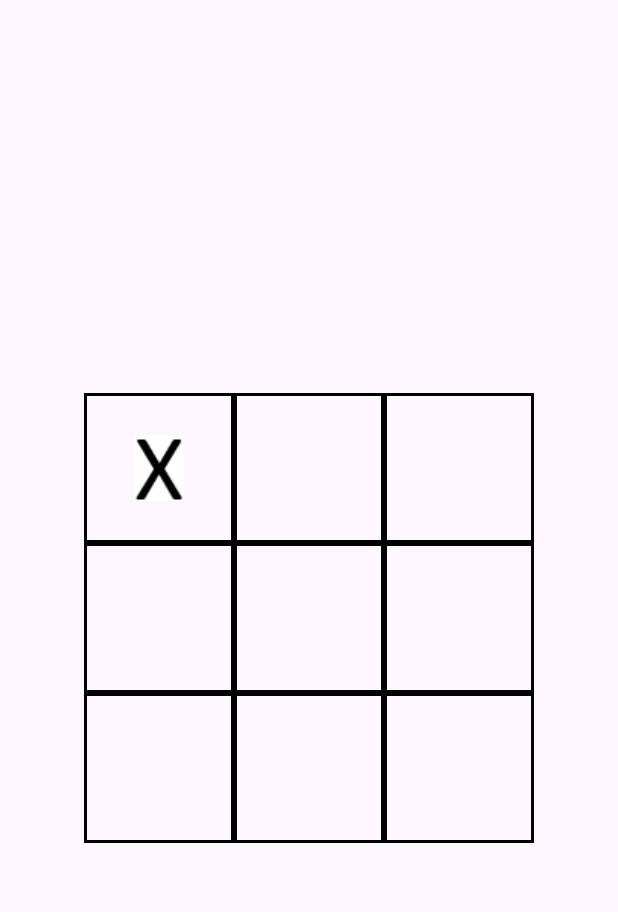
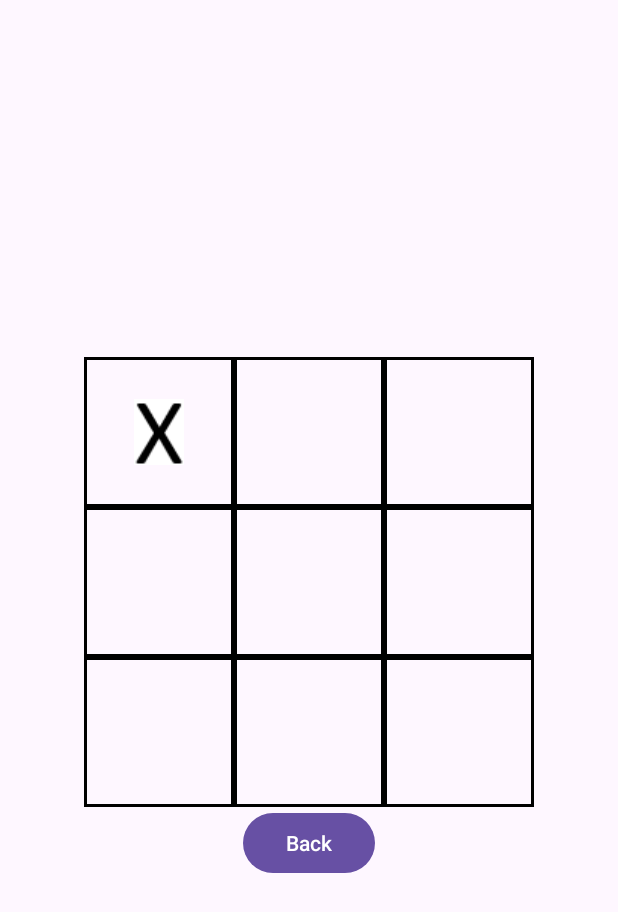
Before and after one commit to swidwicky/tictactoeGame, an Android app: the fragment GameFragment placed in its activity, after a tap on "Tic Tac Toe Square", on a phone screen of 412 x 824 dp. Shown: the top 912 px of the screen. Run offline under Robolectric (Android 15) with nearby library versions, the phone set to English and light mode, and no system bars.

Commit message:
Alot of bloody changes fuck everyone!

```diff
--- a/app/src/main/AndroidManifest.xml
+++ b/app/src/main/AndroidManifest.xml
@@ -15,6 +15,8 @@
         <!-- Define your main launcher activity -->
         <activity
             android:name=".Activities.MainActivity"
+            android:configChanges="orientation|screenSize"
+            android:label="@string/app_name"
             android:exported="true">
             <intent-filter>
                 <action android:name="android.intent.action.MAIN" />
@@ -34,7 +36,8 @@
         <!-- Example: If GameActivity is a main activity -->
         <activity
             android:name=".Activities.GameActivity"
-            android:exported="true">
+            android:exported="true"
+            android:configChanges="orientation">
             <intent-filter>
                 <action android:name="android.intent.action.MAIN" />
                 <category android:name="android.intent.category.LAUNCHER" />
--- a/app/src/main/java/com/example/tictactoegame/Fragments/CustomDialogFragment.java
+++ b/app/src/main/java/com/example/tictactoegame/Fragments/CustomDialogFragment.java
@@ -50,7 +50,8 @@ public class CustomDialogFragment extends DialogFragment {
         builder.setView(view)
                 .setPositiveButton("Close", new DialogInterface.OnClickListener() {
                     public void onClick(DialogInterface dialog, int id) {
-                        // Handle the "Close" button click if needed
+                        // Dismiss the dialog, staying on the same fragment
+                        dialog.dismiss();
                     }
                 });
 
--- a/app/src/main/java/com/example/tictactoegame/Fragments/GameFragment.java
+++ b/app/src/main/java/com/example/tictactoegame/Fragments/GameFragment.java
@@ -1,11 +1,15 @@
 package com.example.tictactoegame.Fragments;
 
+import android.content.res.Configuration;
 import android.os.Bundle;
+import android.util.Log;
 import android.view.LayoutInflater;
 import android.view.View;
 import android.view.ViewGroup;
+import android.widget.Button;
 import android.widget.Toast;
 import androidx.fragment.app.Fragment;
+import androidx.fragment.app.FragmentTransaction;
 
 import com.example.tictactoegame.R;
 import com.example.tictactoegame.TicTacToeSquare;
@@ -15,6 +19,12 @@ public class GameFragment extends Fragment {
     private TicTacToeSquare[][] buttons = new TicTacToeSquare[3][3];
     private boolean player1Turn = true; // Player 1 is X, Player 2 is O
     private int roundCount = 0;
+    private CustomDialogFragment winDialog;
+
+    public void onCreate(Bundle savedInstanceState) {
+        super.onCreate(savedInstanceState);
+        setRetainInstance(true); // Retain this fragment across configuration changes
+    }
 
     @Override
     public View onCreateView(LayoutInflater inflater, ViewGroup container, Bundle savedInstanceState) {
@@ -34,11 +44,33 @@ public class GameFragment extends Fragment {
                 });
             }
         }
-
+        // Restore game state if available
+        if (savedInstanceState != null) {
+            player1Turn = savedInstanceState.getBoolean("player1Turn");
+            roundCount = savedInstanceState.getInt("roundCount");
+            // Restore other game-related data as needed
+        }
         // Add logic for game modes (2-player and vs. AI)
-
+        // Add a back button click listener
+        Button backButton = view.findViewById(R.id.backButton);
+        backButton.setOnClickListener(new View.OnClickListener() {
+            @Override
+            public void onClick(View v) {
+                navigateToMainMenuFragment();
+            }
+        });
         return view;
     }
+
+    @Override
+    public void onSaveInstanceState(Bundle outState) {
+        super.onSaveInstanceState(outState);
+        // Save the game state to the bundle
+        outState.putBoolean("player1Turn", player1Turn);
+        outState.putInt("roundCount", roundCount);
+        // Save other game-related data as needed
+    }
+
 
     private void onButtonClick(TicTacToeSquare button) {
         if (button.isFilled()) {
@@ -56,20 +88,11 @@ public class GameFragment extends Fragment {
 
         roundCount++;
 
-        if (checkForWin()) {
-            // Player X or O has won, handle the win
-            if (player1Turn) {
-                playerWins("Player X"); // Player X wins
-            } else {
-                playerWins("Player O"); // Player O wins
-            }
-        } else if (checkForLoss()) {
-            // Player X or O has lost, handle the loss
-            if (player1Turn) {
-                playerLoses("Player X"); // Player X loses
-            } else {
-                playerLoses("Player O"); // Player O loses
-            }
+        // Check for a win after each move
+        if (checkWinCondition()) {
+            // A player has won, handle the win
+            String winningPlayer = player1Turn ? "Player 1 (X)" : "Player 2 (O)";
+            playerWins(winningPlayer);
         } else if (roundCount == 9) {
             // It's a draw
             declareDraw();
@@ -79,141 +102,44 @@ public class GameFragment extends Fragment {
         }
     }
 
-    private boolean checkForWin() {
+
+    private boolean checkWinCondition() {
         // Check rows, columns, and diagonals for a win
 
-        // Check rows
         for (int i = 0; i < 3; i++) {
-            if (buttons[i][0].isXSymbol() && buttons[i][1].isXSymbol() && buttons[i][2].isXSymbol()) {
-                // Player 1 (X) wins
-                playerWins("Player 1");
+            // Check rows
+            if (buttons[i][0].isFilled() && buttons[i][0].getSymbol() == buttons[i][1].getSymbol() && buttons[i][0].getSymbol() == buttons[i][2].getSymbol()) {
                 return true;
             }
-            if (buttons[i][0].isOSymbol() && buttons[i][1].isOSymbol() && buttons[i][2].isOSymbol()) {
-                // Player 2 (O) wins
-                playerWins("Player 2");
-                return true;
-            }
-        }
-
-        // Check columns
-        for (int i = 0; i < 3; i++) {
-            if (buttons[0][i].isXSymbol() && buttons[1][i].isXSymbol() && buttons[2][i].isXSymbol()) {
-                // Player 1 (X) wins
-                playerWins("Player 1");
-                return true;
-            }
-            if (buttons[0][i].isOSymbol() && buttons[1][i].isOSymbol() && buttons[2][i].isOSymbol()) {
-                // Player 2 (O) wins
-                playerWins("Player 2");
+            // Check columns
+            if (buttons[0][i].isFilled() && buttons[0][i].getSymbol() == buttons[1][i].getSymbol() && buttons[0][i].getSymbol() == buttons[2][i].getSymbol()) {
                 return true;
             }
         }
 
         // Check diagonals
-        if (buttons[0][0].isXSymbol() && buttons[1][1].isXSymbol() && buttons[2][2].isXSymbol()) {
-            // Player 1 (X) wins
-            playerWins("Player 1");
+        if (buttons[0][0].isFilled() && buttons[0][0].getSymbol() == buttons[1][1].getSymbol() && buttons[0][0].getSymbol() == buttons[2][2].getSymbol()) {
             return true;
         }
-        if (buttons[0][2].isXSymbol() && buttons[1][1].isXSymbol() && buttons[2][0].isXSymbol()) {
-            // Player 1 (X) wins
-            playerWins("Player 1");
-            return true;
-        }
-        if (buttons[0][0].isOSymbol() && buttons[1][1].isOSymbol() && buttons[2][2].isOSymbol()) {
-            // Player 2 (O) wins
-            playerWins("Player 2");
-            return true;
-        }
-        if (buttons[0][2].isOSymbol() && buttons[1][1].isOSymbol() && buttons[2][0].isOSymbol()) {
-            // Player 2 (O) wins
-            playerWins("Player 2");
-            return true;
-        }
-
-        // Check for a draw
-        if (roundCount == 9) {
-            declareDraw();
+        if (buttons[0][2].isFilled() && buttons[0][2].getSymbol() == buttons[1][1].getSymbol() && buttons[0][2].getSymbol() == buttons[2][0].getSymbol()) {
             return true;
         }
 
         return false; // No winner yet
     }
 
-    private boolean checkForLoss() {
-        // Check rows
-        for (int i = 0; i < 3; i++) {
-            if (buttons[i][0].isXSymbol() && buttons[i][1].isXSymbol() && buttons[i][2].isXSymbol()) {
-                // Player 1 (X) loses
-                playerLoses("Player 1");
-                return true;
-            }
-            if (buttons[i][0].isOSymbol() && buttons[i][1].isOSymbol() && buttons[i][2].isOSymbol()) {
-                // Player 2 (O) loses
-                playerLoses("Player 2");
-                return true;
-            }
-        }
 
-        // Check columns
-        for (int i = 0; i < 3; i++) {
-            if (buttons[0][i].isXSymbol() && buttons[1][i].isXSymbol() && buttons[2][i].isXSymbol()) {
-                // Player 1 (X) loses
-                playerLoses("Player 1");
-                return true;
-            }
-            if (buttons[0][i].isOSymbol() && buttons[1][i].isOSymbol() && buttons[2][i].isOSymbol()) {
-                // Player 2 (O) loses
-                playerLoses("Player 2");
-                return true;
-            }
-        }
-
-        // Check diagonals
-        if (buttons[0][0].isXSymbol() && buttons[1][1].isXSymbol() && buttons[2][2].isXSymbol()) {
-            // Player 1 (X) loses
-            playerLoses("Player 1");
-            return true;
-        }
-        if (buttons[0][2].isXSymbol() && buttons[1][1].isXSymbol() && buttons[2][0].isXSymbol()) {
-            // Player 1 (X) loses
-            playerLoses("Player 1");
-            return true;
-        }
-        if (buttons[0][0].isOSymbol() && buttons[1][1].isOSymbol() && buttons[2][2].isOSymbol()) {
-            // Player 2 (O) loses
-            playerLoses("Player 2");
-            return true;
-        }
-        if (buttons[0][2].isOSymbol() && buttons[1][1].isOSymbol() && buttons[2][0].isOSymbol()) {
-            // Player 2 (O) loses
-            playerLoses("Player 2");
-            return true;
-        }
-
-        return false; // No loss yet
+    private void declareDraw() {
+        String drawMessage = "It's a Draw!";
+        CustomDialogFragment drawDialog = CustomDialogFragment.newInstance("DRAW", drawMessage);
+        drawDialog.show(getFragmentManager(), "draw_dialog");
+        resetGame();
     }
-
 
     private void playerWins(String player) {
         String winMessage = player + " Wins!";
         CustomDialogFragment winDialog = CustomDialogFragment.newInstance("WON", winMessage);
         winDialog.show(getFragmentManager(), "win_dialog");
-        resetGame();
-    }
-
-    private void playerLoses(String player) {
-        String loseMessage = player + " Loses!";
-        CustomDialogFragment loseDialog = CustomDialogFragment.newInstance("LOST", loseMessage);
-        loseDialog.show(getFragmentManager(), "lose_dialog");
-        resetGame();
-    }
-
-    private void declareDraw() {
-        String drawMessage = "It's a Draw!";
-        CustomDialogFragment drawDialog = CustomDialogFragment.newInstance("DRAW", drawMessage);
-        drawDialog.show(getFragmentManager(), "draw_dialog");
         resetGame();
     }
 
@@ -229,4 +155,45 @@ public class GameFragment extends Fragment {
             }
         }
     }
+
+    private void navigateToMainMenuFragment() {
+        MainMenuFragment mainMenuFragment = new MainMenuFragment();
+        FragmentTransaction transaction = requireActivity().getSupportFragmentManager().beginTransaction();
+        transaction.replace(R.id.fragment_container, mainMenuFragment);
+        transaction.addToBackStack(null); // Optional: Add the transaction to the back stack
+        transaction.commit();
+    }
+
+    @Override
+    public void onConfigurationChanged(Configuration newConfig) {
+        super.onConfigurationChanged(newConfig);
+
+        // Check if the orientation has changed
+        if (newConfig.orientation == Configuration.ORIENTATION_LANDSCAPE) {
+            // Handle landscape orientation
+            // For example, update UI elements or perform actions specific to landscape mode
+        } else if (newConfig.orientation == Configuration.ORIENTATION_PORTRAIT) {
+            // Handle portrait orientation
+            // For example, update UI elements or perform actions specific to portrait mode
+        }
+
+        // Retain the current fragment without navigating back to the main menu
+        // You can use FragmentTransaction to reattach the current fragment
+        FragmentTransaction transaction = requireActivity().getSupportFragmentManager().beginTransaction();
+        transaction.attach(this);
+        transaction.commit();
+
+        // Adjust text size and button size based on the orientation
+        Button backButton = requireView().findViewById(R.id.backButton);
+        float textSizeInSp = (newConfig.orientation == Configuration.ORIENTATION_LANDSCAPE) ? 8 : 20; // Adjust text size as needed
+        backButton.setTextSize(textSizeInSp);
+
+        // Update button's layout parameters to maintain its size
+        ViewGroup.LayoutParams params = backButton.getLayoutParams();
+        params.width = ViewGroup.LayoutParams.WRAP_CONTENT;
+        params.height = ViewGroup.LayoutParams.WRAP_CONTENT;
+        backButton.setLayoutParams(params);
+    }
+
+
 }
--- a/app/src/main/java/com/example/tictactoegame/TicTacToeSquare.java
+++ b/app/src/main/java/com/example/tictactoegame/TicTacToeSquare.java
@@ -13,6 +13,13 @@ public class TicTacToeSquare extends View {
     private Bitmap oBitmap;
     private boolean isXSymbol = false;
     private boolean isOSymbol = false;
+
+    // Define an enum to represent the symbol
+    public enum Symbol {
+        NONE,
+        X,
+        O
+    }
 
     public TicTacToeSquare(Context context) {
         super(context);
@@ -71,6 +78,17 @@ public class TicTacToeSquare extends View {
         invalidate(); // Redraw the view when the symbol is cleared
     }
 
+    // New method to get the symbol
+    public Symbol getSymbol() {
+        if (isXSymbol) {
+            return Symbol.X;
+        } else if (isOSymbol) {
+            return Symbol.O;
+        } else {
+            return Symbol.NONE;
+        }
+    }
+
     @Override
     protected void onDraw(Canvas canvas) {
         super.onDraw(canvas);
@@ -95,6 +113,4 @@ public class TicTacToeSquare extends View {
             }
         }
     }
-
-
 }
--- a/app/src/main/res/layout/fragment_game.xml
+++ b/app/src/main/res/layout/fragment_game.xml
@@ -1,143 +1,157 @@
 <?xml version="1.0" encoding="utf-8"?>
-<FrameLayout xmlns:android="http://schemas.android.com/apk/res/android"
+<androidx.constraintlayout.widget.ConstraintLayout
+    xmlns:android="http://schemas.android.com/apk/res/android"
     xmlns:app="http://schemas.android.com/apk/res-auto"
     xmlns:tools="http://schemas.android.com/tools"
     android:layout_width="match_parent"
     android:layout_height="match_parent"
     tools:context=".Fragments.GameFragment">
 
+    <!-- Centered LinearLayout for game elements -->
     <LinearLayout
-        android:layout_width="match_parent"
-        android:layout_height="match_parent"
+        android:id="@+id/gameContainer"
+        android:layout_width="0dp"
+        android:layout_height="0dp"
         android:gravity="center"
-        android:orientation="vertical">
+        android:orientation="vertical"
+        app:layout_constraintBottom_toBottomOf="parent"
+        app:layout_constraintEnd_toEndOf="parent"
+        app:layout_constraintStart_toStartOf="parent"
+        app:layout_constraintTop_toTopOf="parent">
 
+        <!-- Centered GridLayout for Tic Tac Toe cells -->
         <GridLayout
             android:id="@+id/ticTacToeBoard"
             android:layout_width="wrap_content"
             android:layout_height="wrap_content"
+            android:layout_gravity="center"
             android:rowCount="3"
             android:columnCount="3"
             android:background="@color/Transparent">
-
 
             <!-- Cell 00 -->
             <com.example.tictactoegame.TicTacToeSquare
                 android:id="@+id/square_00"
                 android:layout_width="100dp"
                 android:layout_height="100dp"
-                android:layout_weight="1"
                 android:clickable="true"
                 android:focusable="true"
+                android:contentDescription="Tic Tac Toe Square"
+                android:background="@drawable/grid_divider"
                 android:layout_row="0"
-                android:layout_column="0"
-                android:contentDescription="Tic Tac Toe Square"
-                android:background="@drawable/grid_divider"/>
+                android:layout_column="0" />
 
             <!-- Cell 01 -->
             <com.example.tictactoegame.TicTacToeSquare
                 android:id="@+id/square_01"
                 android:layout_width="100dp"
                 android:layout_height="100dp"
-                android:layout_weight="1"
                 android:clickable="true"
                 android:focusable="true"
+                android:contentDescription="Tic Tac Toe Square"
+                android:background="@drawable/grid_divider"
                 android:layout_row="0"
-                android:layout_column="1"
-                android:contentDescription="Tic Tac Toe Square"
-                android:background="@drawable/grid_divider"/>
+                android:layout_column="1" />
 
             <!-- Cell 02 -->
             <com.example.tictactoegame.TicTacToeSquare
                 android:id="@+id/square_02"
                 android:layout_width="100dp"
                 android:layout_height="100dp"
-                android:layout_weight="1"
                 android:clickable="true"
                 android:focusable="true"
+                android:contentDescription="Tic Tac Toe Square"
+                android:background="@drawable/grid_divider"
                 android:layout_row="0"
-                android:layout_column="2"
-                android:contentDescription="Tic Tac Toe Square"
-                android:background="@drawable/grid_divider"/>
+                android:layout_column="2" />
 
             <!-- Cell 10 -->
             <com.example.tictactoegame.TicTacToeSquare
                 android:id="@+id/square_10"
                 android:layout_width="100dp"
                 android:layout_height="100dp"
-                android:layout_weight="1"
                 android:clickable="true"
                 android:focusable="true"
+                android:contentDescription="Tic Tac Toe Square"
+                android:background="@drawable/grid_divider"
                 android:layout_row="1"
-                android:layout_column="0"
-                android:contentDescription="Tic Tac Toe Square"
-                android:background="@drawable/grid_divider"/>
+                android:layout_column="0" />
 
             <!-- Cell 11 -->
             <com.example.tictactoegame.TicTacToeSquare
                 android:id="@+id/square_11"
                 android:layout_width="100dp"
                 android:layout_height="100dp"
-                android:layout_weight="1"
                 android:clickable="true"
                 android:focusable="true"
+                android:contentDescription="Tic Tac Toe Square"
+                android:background="@drawable/grid_divider"
                 android:layout_row="1"
-                android:layout_column="1"
-                android:contentDescription="Tic Tac Toe Square"
-                android:background="@drawable/grid_divider"/>
+                android:layout_column="1" />
 
             <!-- Cell 12 -->
             <com.example.tictactoegame.TicTacToeSquare
                 android:id="@+id/square_12"
                 android:layout_width="100dp"
                 android:layout_height="100dp"
-                android:layout_weight="1"
                 android:clickable="true"
                 android:focusable="true"
+                android:contentDescription="Tic Tac Toe Square"
+                android:background="@drawable/grid_divider"
                 android:layout_row="1"
-                android:layout_column="2"
-                android:contentDescription="Tic Tac Toe Square"
-                android:background="@drawable/grid_divider"/>
+                android:layout_column="2" />
 
             <!-- Cell 20 -->
             <com.example.tictactoegame.TicTacToeSquare
                 android:id="@+id/square_20"
                 android:layout_width="100dp"
                 android:layout_height="100dp"
-                android:layout_weight="1"
                 android:clickable="true"
                 android:focusable="true"
+                android:contentDescription="Tic Tac Toe Square"
+                android:background="@drawable/grid_divider"
                 android:layout_row="2"
-                android:layout_column="0"
-                android:contentDescription="Tic Tac Toe Square"
-                android:background="@drawable/grid_divider"/>
+                android:layout_column="0" />
 
             <!-- Cell 21 -->
             <com.example.tictactoegame.TicTacToeSquare
                 android:id="@+id/square_21"
                 android:layout_width="100dp"
                 android:layout_height="100dp"
-                android:layout_weight="1"
                 android:clickable="true"
                 android:focusable="true"
+                android:contentDescription="Tic Tac Toe Square"
+                android:background="@drawable/grid_divider"
                 android:layout_row="2"
-                android:layout_column="1"
-                android:contentDescription="Tic Tac Toe Square"
-                android:background="@drawable/grid_divider"/>
+                android:layout_column="1" />
 
             <!-- Cell 22 -->
             <com.example.tictactoegame.TicTacToeSquare
                 android:id="@+id/square_22"
                 android:layout_width="100dp"
                 android:layout_height="100dp"
-                android:layout_weight="1"
                 android:clickable="true"
                 android:focusable="true"
+                android:contentDescription="Tic Tac Toe Square"
+                android:background="@drawable/grid_divider"
                 android:layout_row="2"
-                android:layout_column="2"
-                android:contentDescription="Tic Tac Toe Square"
-                android:background="@drawable/grid_divider"/>
+                android:layout_column="2" />
 
         </GridLayout>
+
+        <!-- "Back" button centered at the top -->
+        <Button
+            android:id="@+id/backButton"
+            android:layout_width="wrap_content"
+            android:layout_height="wrap_content"
+            android:text="Back"
+            app:layout_constraintTop_toBottomOf="@+id/ticTacToeBoard"
+            app:layout_constraintBottom_toBottomOf="parent"
+            app:layout_constraintStart_toStartOf="parent"
+            app:layout_constraintEnd_toEndOf="parent"
+            app:layout_constraintHorizontal_bias="0.5"
+            app:layout_constraintVertical_bias="0.5" />
+
     </LinearLayout>
-</FrameLayout>
+
+</androidx.constraintlayout.widget.ConstraintLayout>
--- a/app/src/main/res/layout/fragment_main_menu.xml
+++ b/app/src/main/res/layout/fragment_main_menu.xml
@@ -6,8 +6,6 @@
     android:layout_width="match_parent"
     android:layout_height="match_parent"
     tools:context=".Fragments.MainMenuFragment">
-
-    <!-- TODO: Update blank fragment layout -->
 
     <TextView
         android:id="@+id/WelcomeTextView"
--- /dev/null
+++ b/app/src/main/res/values-land/dimens.xml
@@ -0,0 +1,4 @@
+<resources>
+    <!-- Text size for the "Back" button in landscape orientation (override) -->
+
+</resources>
--- /dev/null
+++ b/app/src/main/res/values/dimens.xml
@@ -0,0 +1,4 @@
+<resources>
+    <!-- Default text size for the "Back" button (portrait orientation) -->
+
+</resources>
```
Also changed, not shown: app/src/main/res/layout/dialog_text_message.xml (+4 -8 lines).
